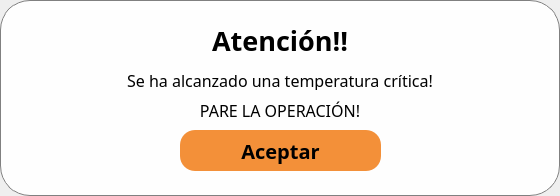
Above: HigherTempWindow.ui from Almostrey/Abaxfem_GUI_Cucharas before the change. Below: the same form after it.
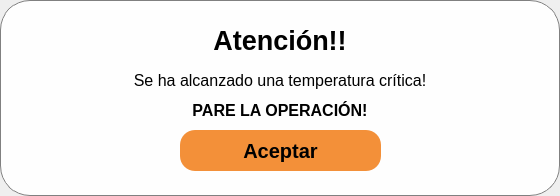
That is the form after the change. Icons and pictures are not drawn.

```diff
--- a/HigherTempWindow.ui
+++ b/HigherTempWindow.ui
@@ -36,7 +36,7 @@
     </property>
     <property name="font">
      <font>
-      <family>Bell MT</family>
+      <family>Arial</family>
       <pointsize>15</pointsize>
       <italic>false</italic>
       <bold>true</bold>
@@ -73,7 +73,7 @@
     </property>
     <property name="font">
      <font>
-      <family>Bell MT</family>
+      <family>Arial</family>
       <pointsize>12</pointsize>
      </font>
     </property>
@@ -128,7 +128,7 @@
     </property>
     <property name="font">
      <font>
-      <family>Bell MT</family>
+      <family>Arial</family>
       <pointsize>20</pointsize>
       <italic>false</italic>
       <bold>true</bold>
@@ -159,8 +159,9 @@
     </property>
     <property name="font">
      <font>
-      <family>Bell MT</family>
+      <family>Arial</family>
       <pointsize>12</pointsize>
+      <bold>true</bold>
      </font>
     </property>
     <property name="styleSheet">
```
